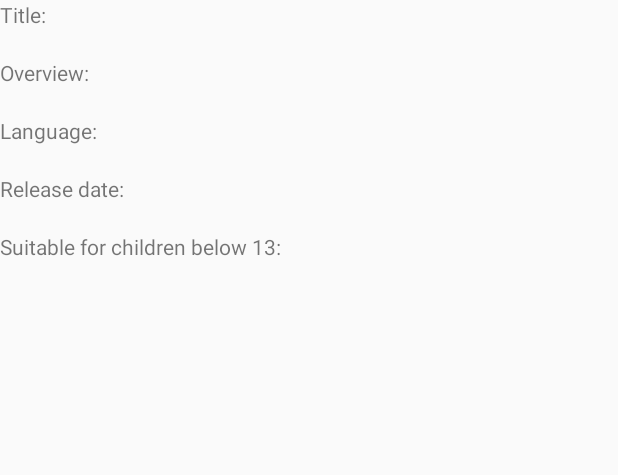
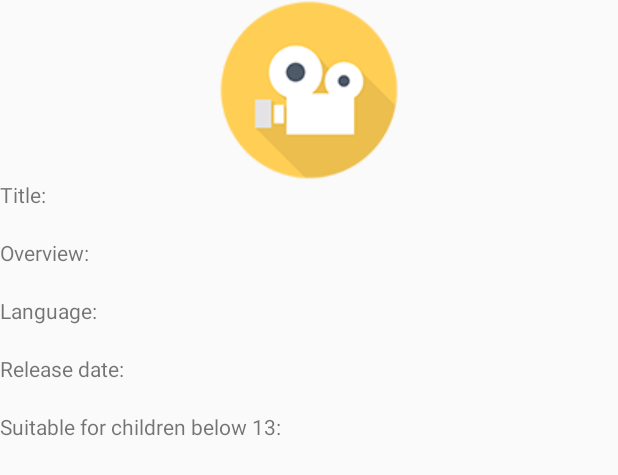
Before and after one commit to 170194A-NYP/MovieRater, an Android app: the layout view_movie.xml on its own in the app's theme, with its tools: preview values and no code run, on a phone screen of 412 x 824 dp. Shown: the top 475 px of the screen. Run offline under Robolectric (Android 15) with nearby library versions, the phone set to English and light mode, and no system bars.

Commit message:
Added picture

```diff
--- a/app/src/main/res/layout/view_movie.xml
+++ b/app/src/main/res/layout/view_movie.xml
@@ -1,6 +1,8 @@
 <?xml version="1.0" encoding="utf-8"?>
 <LinearLayout android:layout_width="match_parent" android:layout_height="match_parent" xmlns:android="http://schemas.android.com/apk/res/android" android:orientation="vertical">
-    <ImageView android:layout_width="match_parent" android:layout_height="wrap_content" />
+    <RelativeLayout android:layout_width="match_parent" android:layout_height="wrap_content">
+        <ImageView android:layout_width="match_parent" android:layout_height="wrap_content" android:layout_centerInParent="true" android:src="@drawable/image_resize"/>
+    </RelativeLayout>
     <TextView android:layout_width="wrap_content" android:layout_height="wrap_content" android:text="@string/viewMovie_title" />
     <TextView android:layout_width="wrap_content" android:layout_height="wrap_content" android:id="@+id/viewMovie_title" />
     <TextView android:layout_width="wrap_content" android:layout_height="wrap_content" android:text="@string/viewMovie_overview" />
```
Also changed, not shown: app/src/main/res/drawable-v24/image_resize.png (added).
